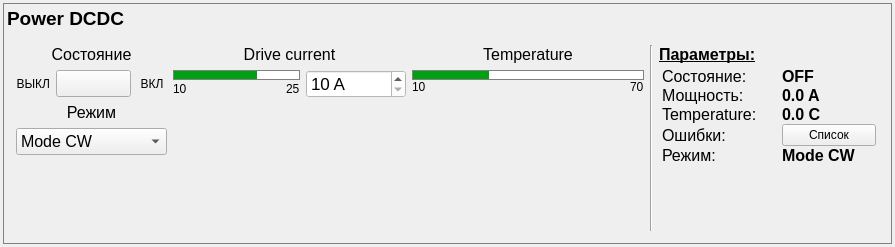
bulkanul/EVO_YFL_1064_GUI_coherent2, file dc_panel.ui: the form before one commit.
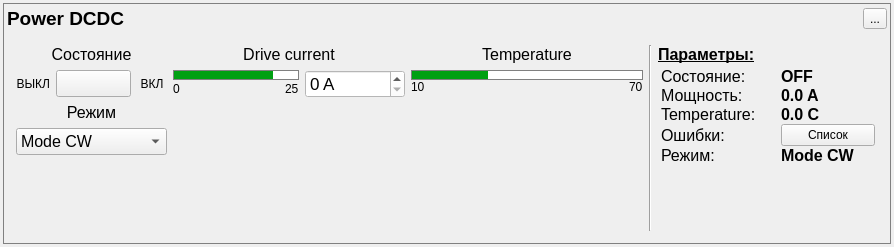
The form after the commit. Icons and pictures are not drawn. Custom widgets are drawn as their Qt base class.

Commit message: add pref button and disable counter on 6 auto_telemetry_calls

What changed in the file:
```diff
--- a/dc_panel.ui
+++ b/dc_panel.ui
@@ -6,7 +6,7 @@
    <rect>
     <x>0</x>
     <y>0</y>
-    <width>895</width>
+    <width>894</width>
     <height>247</height>
    </rect>
   </property>
@@ -80,6 +80,24 @@
           </property>
          </spacer>
         </item>
+        <item>
+         <widget class="QToolButton" name="toolButton">
+          <property name="text">
+           <string>...</string>
+          </property>
+          <property name="icon">
+           <iconset>
+            <normaloff>../1kW_ipg_control_panel/images/conf_icon.png</normaloff>
+            <disabledoff>../1kW_ipg_control_panel/images/conf_icon_disabled.png</disabledoff>../1kW_ipg_control_panel/images/conf_icon.png</iconset>
+          </property>
+          <property name="iconSize">
+           <size>
+            <width>23</width>
+            <height>23</height>
+           </size>
+          </property>
+         </widget>
+        </item>
        </layout>
       </item>
       <item>
@@ -361,7 +379,7 @@
 }</string>
                      </property>
                      <property name="minimum">
-                      <number>100</number>
+                      <number>0</number>
                      </property>
                      <property name="maximum">
                       <number>250</number>
@@ -391,7 +409,7 @@
                      <item>
                       <widget class="QLabel" name="curr_min_label">
                        <property name="text">
-                        <string>10</string>
+                        <string>0</string>
                        </property>
                       </widget>
                      </item>
@@ -465,7 +483,7 @@
                       <number>0</number>
                      </property>
                      <property name="minimum">
-                      <double>10.000000000000000</double>
+                      <double>0.000000000000000</double>
                      </property>
                      <property name="maximum">
                       <double>25.000000000000000</double>
```
The commit also changes 3 other files.
